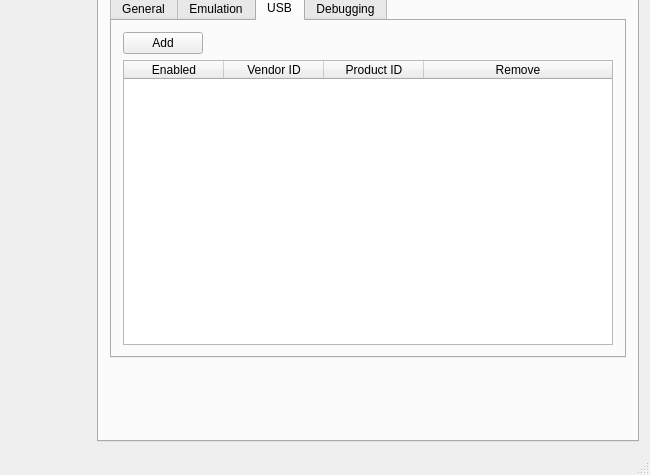
First picture: the form in gui/qt/mainwindow.ui, repository CE-Programming/CEmu, before the edit; both pictures show x 360 to 1010 and y 530 to 1005 of the 1010 by 1005 pixel window.
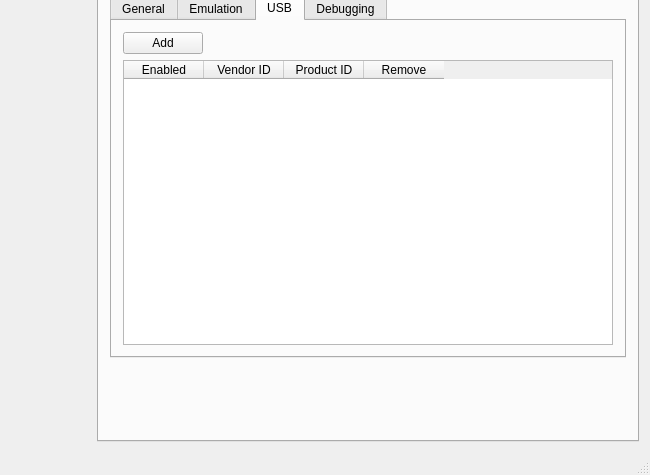
Second picture: the form after the edit. The open tabs and pages were chosen to show the change. Icons and pictures are not drawn. Custom widgets are drawn as their Qt base class.

Commit message: add simple usb select gui

```diff
--- a/gui/qt/mainwindow.ui
+++ b/gui/qt/mainwindow.ui
@@ -8886,8 +8886,20 @@
             </item>
             <item>
              <widget class="QTableWidget" name="usbTable">
+              <attribute name="horizontalHeaderDefaultSectionSize">
+               <number>80</number>
+              </attribute>
+              <attribute name="horizontalHeaderMinimumSectionSize">
+               <number>30</number>
+              </attribute>
               <attribute name="horizontalHeaderStretchLastSection">
-               <bool>true</bool>
+               <bool>false</bool>
+              </attribute>
+              <attribute name="verticalHeaderVisible">
+               <bool>false</bool>
+              </attribute>
+              <attribute name="verticalHeaderDefaultSectionSize">
+               <number>21</number>
               </attribute>
               <column>
                <property name="text">
```
Left out of the diff: 6 changed lines with no effect on the pictures. The commit also changes 5 other files.
